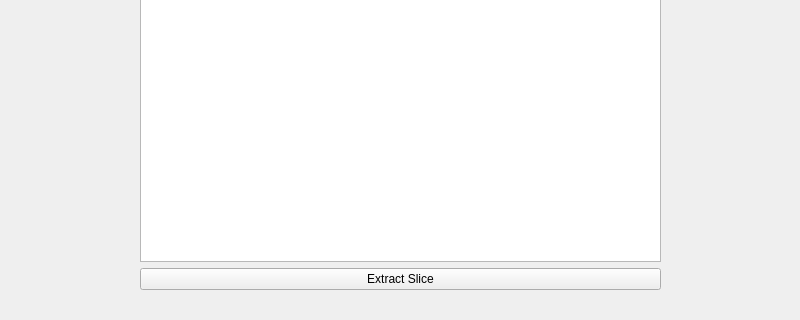
TheBugAssassin/Mammographer-Dashboard, file form.ui: the form before one commit; both pictures show x 0 to 800 and y 480 to 800 of the 800 by 800 pixel window.
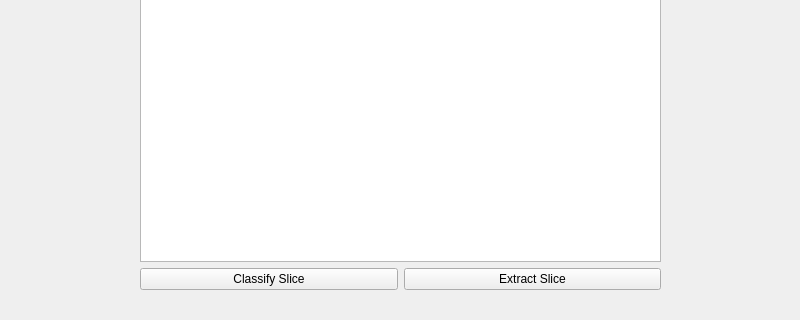
The form after the commit.

Commit message: Added classify button with dialog and support for forward pass

The edit to the form file:
```diff
--- a/form.ui
+++ b/form.ui
@@ -28,6 +28,15 @@
       <widget class="QGraphicsView" name="graphicsView"/>
      </item>
      <item>
+      <layout class="QHBoxLayout" name="horizontalLayout_3">
+       <item>
+        <widget class="QPushButton" name="classifyButton">
+         <property name="text">
+          <string>Classify Slice</string>
+         </property>
+        </widget>
+       </item>
+       <item>
       <widget class="QPushButton" name="extractButton">
        <property name="text">
         <string>Extract Slice</string>
@@ -35,6 +44,8 @@
       </widget>
      </item>
     </layout>
+     </item>
+    </layout>
    </widget>
    <widget class="QWidget" name="verticalLayoutWidget_3">
     <property name="geometry">
```
Left out of the diff: 2 changed lines with no effect on the pictures. Lines whose indentation alone changed are shown as unchanged. The commit also changes 2 other files.
